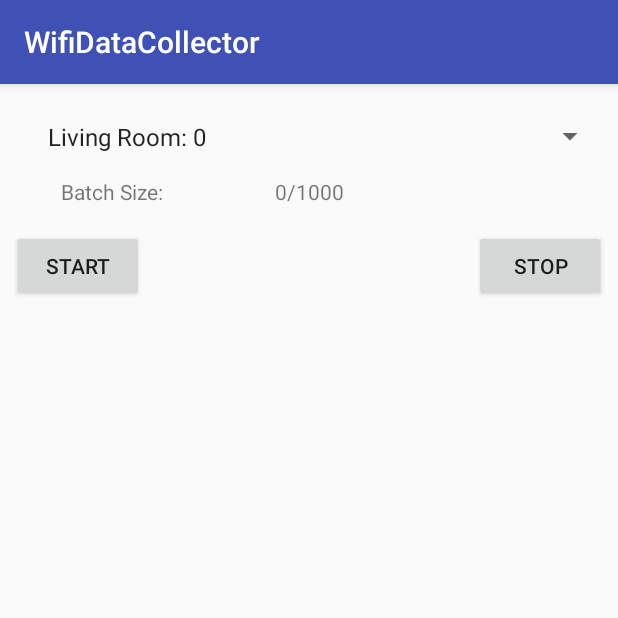
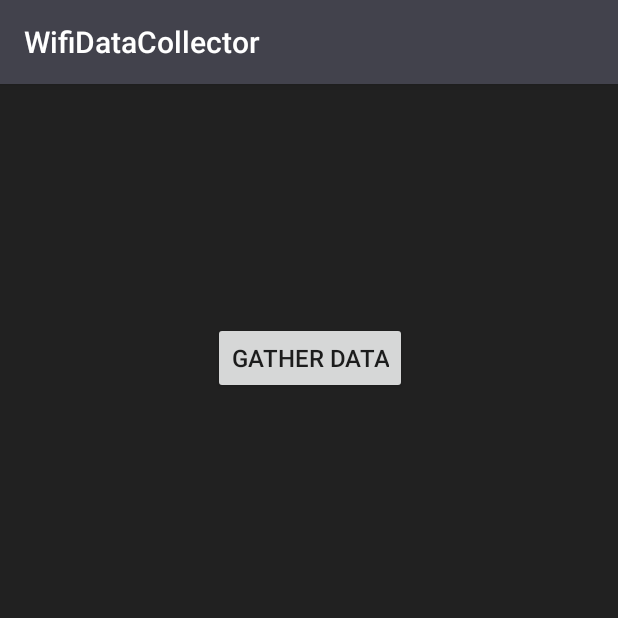
Before and after one commit to JsFlo/WifiIndoorPositioning, an Android app: the screen it shows after launch (MainActivity before the commit, ModeSelectorActivity after it), on a phone screen of 412 x 824 dp, the top half of it. Run offline under Robolectric (Android 15) with nearby library versions, the phone set to English and light mode, and no system bars.

Commit message:
Added an activity to select modes

```diff
--- a/AndroidWifiDataCollector/app/build.gradle
+++ b/AndroidWifiDataCollector/app/build.gradle
@@ -29,7 +29,7 @@ android {
 
 dependencies {
     implementation fileTree(dir: 'libs', include: ['*.jar'])
-    implementation"org.jetbrains.kotlin:kotlin-stdlib-jre7:$kotlin_version"
+    implementation "org.jetbrains.kotlin:kotlin-stdlib-jre7:$kotlin_version"
     implementation 'com.android.support:appcompat-v7:26.1.0'
     implementation 'com.android.support.constraint:constraint-layout:1.0.2'
     testImplementation 'junit:junit:4.12'
--- a/AndroidWifiDataCollector/app/src/main/AndroidManifest.xml
+++ b/AndroidWifiDataCollector/app/src/main/AndroidManifest.xml
@@ -15,13 +15,14 @@
         android:roundIcon="@mipmap/ic_launcher_round"
         android:supportsRtl="true"
         android:theme="@style/AppTheme">
-        <activity android:name=".MainActivity">
+        <activity android:name=".ModeSelectorActivity">
             <intent-filter>
                 <action android:name="android.intent.action.MAIN" />
 
                 <category android:name="android.intent.category.LAUNCHER" />
             </intent-filter>
         </activity>
+        <activity android:name=".TrainActivity" />
     </application>
 
 </manifest>
--- /dev/null
+++ b/AndroidWifiDataCollector/app/src/main/java/fhc/tfsandbox/wifidatacollector/ModeSelectorActivity.kt
@@ -0,0 +1,16 @@
+package fhc.tfsandbox.wifidatacollector
+
+import android.content.Intent
+import android.support.v7.app.AppCompatActivity
+import android.os.Bundle
+import kotlinx.android.synthetic.main.activity_mode_selector.*
+
+class ModeSelectorActivity : AppCompatActivity() {
+
+    override fun onCreate(savedInstanceState: Bundle?) {
+        super.onCreate(savedInstanceState)
+        setContentView(R.layout.activity_mode_selector)
+
+        gather_data_button.setOnClickListener { startActivity(Intent(this@ModeSelectorActivity, TrainActivity::class.java)) }
+    }
+}
--- a/AndroidWifiDataCollector/app/src/main/java/fhc/tfsandbox/wifidatacollector/MainActivity.kt
+++ b/AndroidWifiDataCollector/app/src/main/java/fhc/tfsandbox/wifidatacollector/TrainActivity.kt
@@ -12,7 +12,7 @@ import fhc.tfsandbox.wifidatacollector.output.OutputList
 import fhc.tfsandbox.wifidatacollector.output.WifiFileOutputWriter
 import fhc.tfsandbox.wifidatacollector.receiver.WifiScanResultsBroadcastReceiver
 import fhc.tfsandbox.wifidatacollector.ui.RoomAdapter
-import kotlinx.android.synthetic.main.activity_main.*
+import kotlinx.android.synthetic.main.activity_train.*
 
 /**
  * Registers a [WifiScanResultsBroadcastReceiver] which returns a single [WifiScanResult] periodically while scanning.
@@ -26,7 +26,7 @@ import kotlinx.android.synthetic.main.activity_main.*
  *   [WifiFileOutputWriter]: Writes out to a file
  *
  */
-class MainActivity : AppCompatActivity(),
+class TrainActivity : AppCompatActivity(),
         WifiScanResultsBroadcastReceiver.WifiScanResultsListener, FileCounterStreamProvider.FileNameProvider {
 
     companion object {
@@ -42,7 +42,7 @@ class MainActivity : AppCompatActivity(),
     @SuppressLint("WifiManagerLeak")
     override fun onCreate(savedInstanceState: Bundle?) {
         super.onCreate(savedInstanceState)
-        setContentView(R.layout.activity_main)
+        setContentView(R.layout.activity_train)
         setupViews()
 
         // session prefix used for the file names
--- /dev/null
+++ b/AndroidWifiDataCollector/app/src/main/res/layout/activity_mode_selector.xml
@@ -0,0 +1,26 @@
+<?xml version="1.0" encoding="utf-8"?>
+<android.support.constraint.ConstraintLayout xmlns:android="http://schemas.android.com/apk/res/android"
+    xmlns:app="http://schemas.android.com/apk/res-auto"
+    xmlns:tools="http://schemas.android.com/tools"
+    android:layout_width="match_parent"
+    android:layout_height="match_parent"
+    android:background="@color/colorPrimaryDark"
+    tools:context="fhc.tfsandbox.wifidatacollector.ModeSelectorActivity">
+
+    <Button
+        android:id="@+id/gather_data_button"
+        android:layout_width="wrap_content"
+        android:layout_height="wrap_content"
+        android:layout_marginBottom="8dp"
+        android:layout_marginEnd="8dp"
+        android:layout_marginStart="8dp"
+        android:layout_marginTop="8dp"
+        android:text="Gather Data"
+        android:textSize="16sp"
+        app:layout_constraintBottom_toBottomOf="parent"
+        app:layout_constraintEnd_toEndOf="parent"
+        app:layout_constraintHorizontal_bias="0.502"
+        app:layout_constraintStart_toStartOf="parent"
+        app:layout_constraintTop_toTopOf="parent"
+        app:layout_constraintVertical_bias="0.214" />
+</android.support.constraint.ConstraintLayout>
--- a/AndroidWifiDataCollector/app/src/main/res/values/colors.xml
+++ b/AndroidWifiDataCollector/app/src/main/res/values/colors.xml
@@ -1,6 +1,10 @@
 <?xml version="1.0" encoding="utf-8"?>
 <resources>
-    <color name="colorPrimary">#3F51B5</color>
-    <color name="colorPrimaryDark">#303F9F</color>
-    <color name="colorAccent">#FF4081</color>
+    <color name="colorPrimary">#42424c</color>
+    <color name="colorPrimaryDark">#212121</color>
+    <color name="colorAccent">#34a762</color>
+
+    <color name="black">#000000</color>
+    <color name="dark_gray">#373737</color>
+    <color name="white">#ffffff</color>
 </resources>
```
Also changed, not shown: AndroidWifiDataCollector/app/src/main/res/layout/activity_train.xml (renamed from AndroidWifiDataCollector/app/src/main/res/layout/activity_main.xml, +9 -1 lines).
